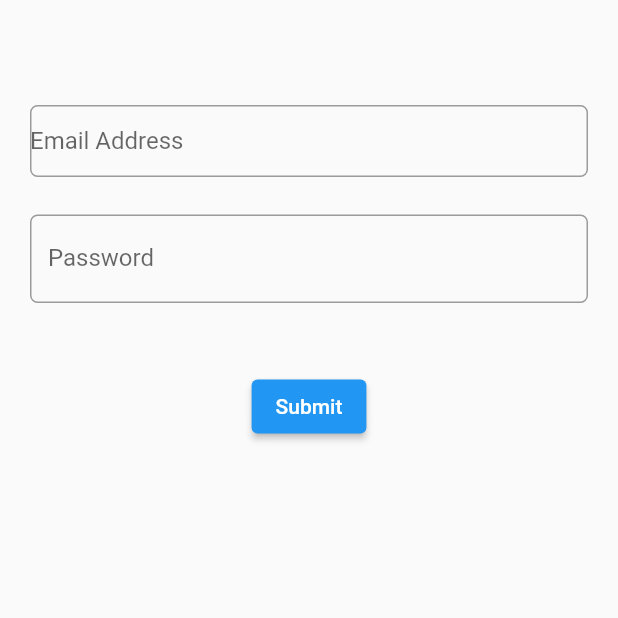
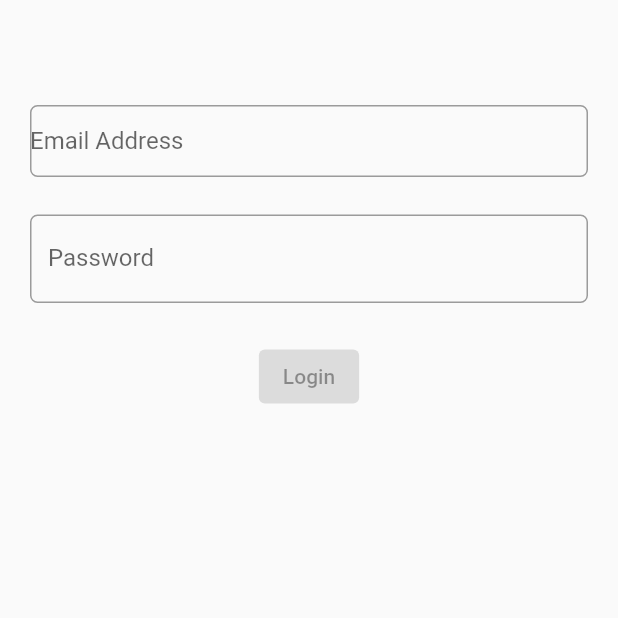
Before and after one commit to RileySeaburg/flutter_login_form_with_stream_and_bloc_pattern, a Flutter app: the screen it shows after launch, on a phone screen of 412 x 824 dp, the top half of it. Run offline on Flutter 3.47's test engine with Material 2 defaults, Android fonts, the light colour scheme and no system bars; our stand-ins replace rxdart.

Commit message:
add loginbutton functionality

```diff
--- a/lib/src/blocs/bloc.dart
+++ b/lib/src/blocs/bloc.dart
@@ -2,25 +2,41 @@
 //
 // This software is released under the MIT License.
 // https://opensource.org/licenses/MIT
+// ignore_for_file: avoid_print
+
 import 'dart:async';
 import 'validators.dart';
+import 'package:rxdart/rxdart.dart';
 
 /// Instantiate a new [Bloc] with the given [initialState].
 class Bloc with Validators {
   /// Create Email Stream Controller
   /// "_"
-  final _email = StreamController<String>();
+  final _email = BehaviorSubject<String>();
   /// Create Password Stream Controller
   /// "_" means private
-  final _password = StreamController<String>();
+  final _password = BehaviorSubject<String>();
 
   /// Add data to stream
   Stream<String> get email => _email.stream.transform(validateEmail);
   Stream<String> get password => _password.stream.transform(validatePassword);
-
+  /// Combine the streams using RxDart's combineLatest
+  /// RX replaces observable which have been deprecated.
+  /// CombineLatest combines the latest value from each stream into a single stream.
+  /// CombineLatest emits the latest value from each stream whenever any of the streams emits a new value.
+  Stream get submitValid =>
+      Rx.combineLatest2(email, password, (e, p) => true);
   /// Change data
   Function(String) get changeEmail => _email.sink.add;
   Function(String) get changePassword => _password.sink.add;
+
+  submit(){
+    final validEmail = _email.value;
+    final validPassword = _password.value;
+
+    print('Email: $validEmail');
+    print('Password: $validPassword');
+  }
 
   /// Dispose
   dispose() {
--- a/lib/src/screens/login_screen.dart
+++ b/lib/src/screens/login_screen.dart
@@ -19,7 +19,6 @@ class LoginScreen extends StatelessWidget {
 
     return Container(
         margin: const EdgeInsets.all(20),
-
         child: Column(
           children: [
             Container(margin: const EdgeInsets.only(top: 50.0)),
@@ -27,7 +26,7 @@ class LoginScreen extends StatelessWidget {
             Container(margin: const EdgeInsets.only(top: 25.0)),
             passwordField(bloc),
             Container(margin: const EdgeInsets.only(top: 25.0)),
-            submitButton(),
+            submitButton(bloc),
           ],
         ));
   }
@@ -69,13 +68,16 @@ class LoginScreen extends StatelessWidget {
         });
   }
 
-  Widget submitButton() {
-    return Container(
-      margin: const EdgeInsets.only(top: 20),
-      child: ElevatedButton(
-        onPressed: () {},
-        child: const Text('Submit'),
-      ),
-    );
+  Widget submitButton(Bloc bloc) {
+    return StreamBuilder(
+        stream: bloc.submitValid,
+        builder: (context, snapshot) {
+          return ElevatedButton(
+            /// There is a known issue that the submit button apears
+            /// to be active even when the form is invalid.
+            onPressed: snapshot.hasData ? bloc.submit : null,
+            child: const Text('Login'),
+          );
+        });
   }
 }
--- a/pubspec.yaml
+++ b/pubspec.yaml
@@ -31,10 +31,13 @@ dependencies:
     sdk: flutter
 
 
+
   # The following adds the Cupertino Icons font to your application.
   # Use with the CupertinoIcons class for iOS style icons.
   cupertino_icons: ^1.0.2
 
+  # RX Dart package is used for reactive programming.
+  rxdart: ^0.27.5
 dev_dependencies:
   flutter_test:
     sdk: flutter
```
Also changed, not shown: pubspec.lock.
